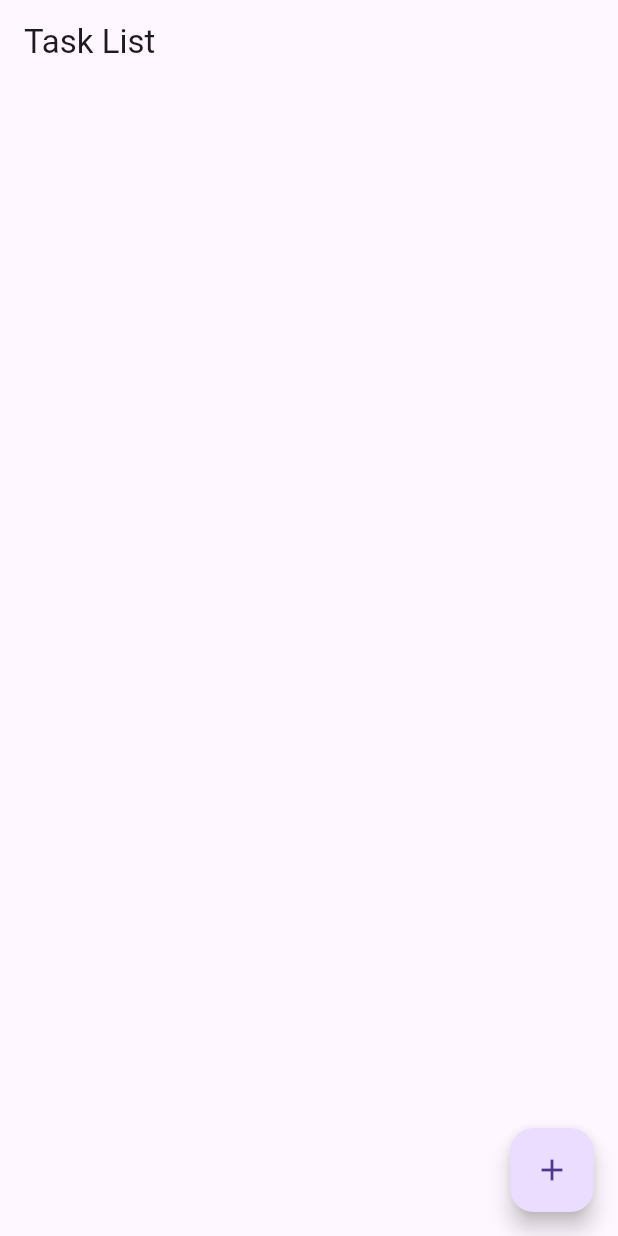
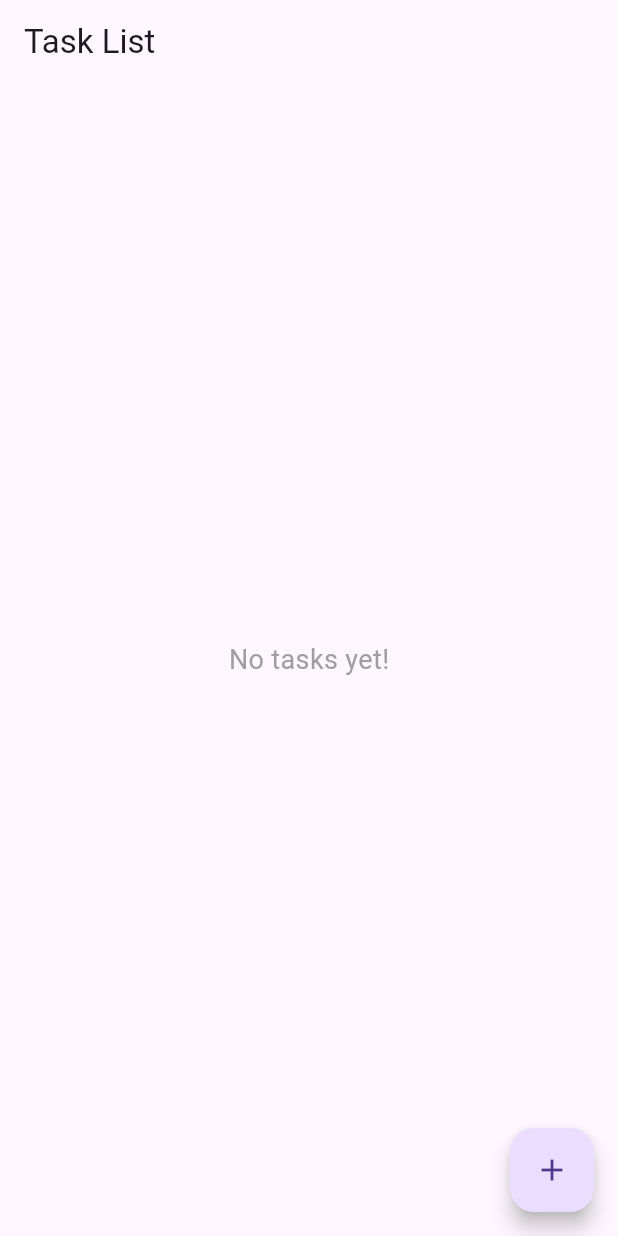
Before and after one commit to YummyFrog/mad_cw3v2, a Flutter app: the screen it shows after launch, on a phone screen of 412 x 824 dp. Run offline on Flutter 3.47's test engine with Material 3 defaults, Android fonts, the phone set to English and light mode, and no system bars.

Commit message:
made it so you can check off a task

```diff
--- a/lib/main.dart
+++ b/lib/main.dart
@@ -17,6 +17,7 @@
   }
 }
 
+// Task Model
 class Task {
   final String name;
   bool isCompleted;
@@ -24,26 +25,31 @@
   Task({required this.name, this.isCompleted = false});
 }
 
+// TaskListScreen Widget
 class TaskListScreen extends StatefulWidget {
   @override
   _TaskListScreenState createState() => _TaskListScreenState();
 }
 
 class _TaskListScreenState extends State<TaskListScreen> {
+  // List of tasks
   List<Task> _tasks = [];
 
+  // Method to add a new task
   void _addTask(String taskName) {
     setState(() {
       _tasks.add(Task(name: taskName));
     });
   }
 
+  // Method to toggle the completion status of a task
   void _toggleTaskCompletion(int index) {
     setState(() {
       _tasks[index].isCompleted = !_tasks[index].isCompleted;
     });
   }
 
+  // Method to remove a task
   void _removeTask(int index) {
     setState(() {
       _tasks.removeAt(index);
@@ -56,7 +62,14 @@
       appBar: AppBar(
         title: Text('Task List'),
       ),
-      body: ListView.builder(
+      body: _tasks.isEmpty
+          ? Center(
+              child: Text(
+                'No tasks yet!',
+                style: TextStyle(fontSize: 18, color: Colors.grey),
+              ),
+            )
+          : ListView.builder(
               itemCount: _tasks.length,
               itemBuilder: (context, index) {
                 final task = _tasks[index];
@@ -64,7 +77,9 @@
                   title: Text(
                     task.name,
                     style: TextStyle(
-                decoration: task.isCompleted ? TextDecoration.lineThrough : null,
+                      decoration: task.isCompleted
+                          ? TextDecoration.lineThrough
+                          : null,
                     ),
                   ),
                   trailing: Checkbox(
@@ -88,6 +103,7 @@
     );
   }
 
+  // Method to show a dialog for adding a new task
   void _showAddTaskDialog(BuildContext context) {
     TextEditingController _taskController = TextEditingController();
 
```
Lines whose indentation alone changed are shown as unchanged.
